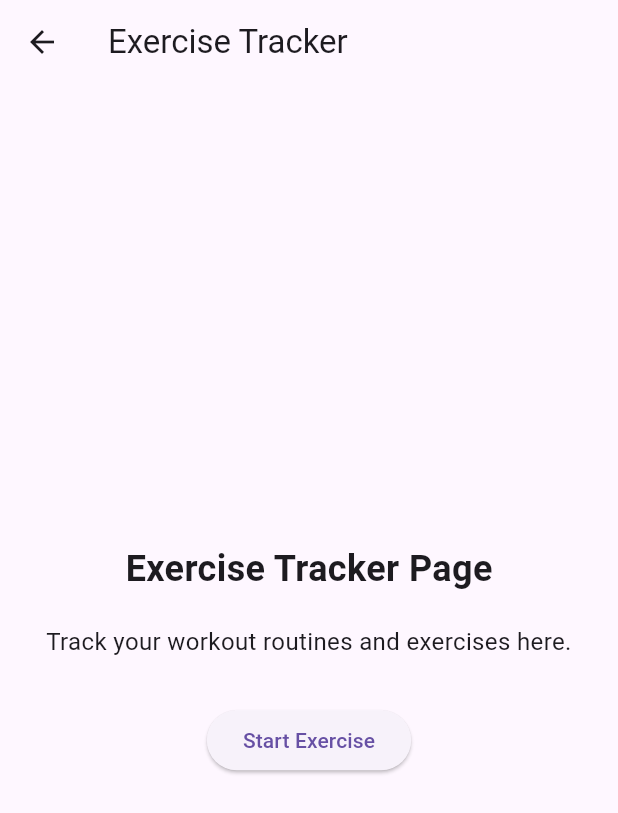
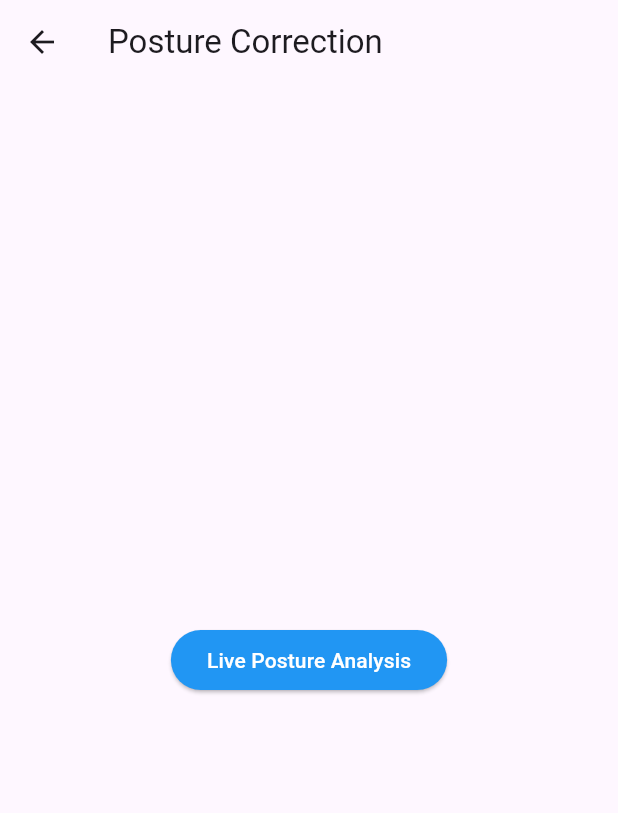
Before and after one commit to ryanbabu114/Gym, a Flutter app: the ExercisePage1 screen opened directly, on a phone screen of 412 x 824 dp. Shown: the top 813 px of the screen. Run offline on Flutter 3.47's test engine with Material 3 defaults, Android fonts, the phone set to English and light mode, and no system bars; our stand-ins replace file_picker, image_picker, supabase_flutter, video_player; accounts and stored records are empty; network calls fail.

```diff
--- a/lib/pages/Clientpage/ExercisePage1.dart
+++ b/lib/pages/Clientpage/ExercisePage1.dart
@@ -1,37 +1,31 @@
 import 'package:flutter/material.dart';
-import 'package:supabase_flutter/supabase_flutter.dart';
+import 'LivePosturePage.dart'; // Import Live Posture Page
 
-class ExercisePage1 extends StatelessWidget {
+class ExercisePage1 extends StatefulWidget {
+  @override
+  _ExercisePage1State createState() => _ExercisePage1State();
+}
+
+class _ExercisePage1State extends State<ExercisePage1> {
   @override
   Widget build(BuildContext context) {
     return Scaffold(
-      appBar: AppBar(title: Text('Exercise Tracker')),
+      appBar: AppBar(title: Text('Posture Correction')),
       body: Center(
-        child: Padding(
-          padding: const EdgeInsets.all(16.0),
         child: Column(
           mainAxisAlignment: MainAxisAlignment.center,
           children: [
-              Text(
-                'Exercise Tracker Page',
-                style: TextStyle(fontSize: 24, fontWeight: FontWeight.bold),
-              ),
-              SizedBox(height: 20),
-              Text(
-                'Track your workout routines and exercises here.',
-                textAlign: TextAlign.center,
-                style: TextStyle(fontSize: 16),
-              ),
-              SizedBox(height: 30),
             ElevatedButton(
               onPressed: () {
-                  // Handle exercise action here
-                  print('Exercise Started');
+                Navigator.push(
+                  context,
+                  MaterialPageRoute(builder: (context) => LivePosturePage()),
+                );
               },
-                child: Text('Start Exercise'),
+              style: ElevatedButton.styleFrom(backgroundColor: Colors.blue),
+              child: Text('Live Posture Analysis', style: TextStyle(color: Colors.white)),
             ),
           ],
-          ),
         ),
       ),
     );
```
Also changed, not shown: lib/pages/Clientpage/ClientPage.dart (+5 -2 lines), lib/pages/Trainerpage/ExercisePage.dart (+121 -16 lines), lib/pages/Trainerpage/TrainerPage.dart (+5 -2 lines), pubspec.yaml (+11 -1 lines), pubspec.lock, 8 other files. Lines whose indentation alone changed are shown as unchanged.
